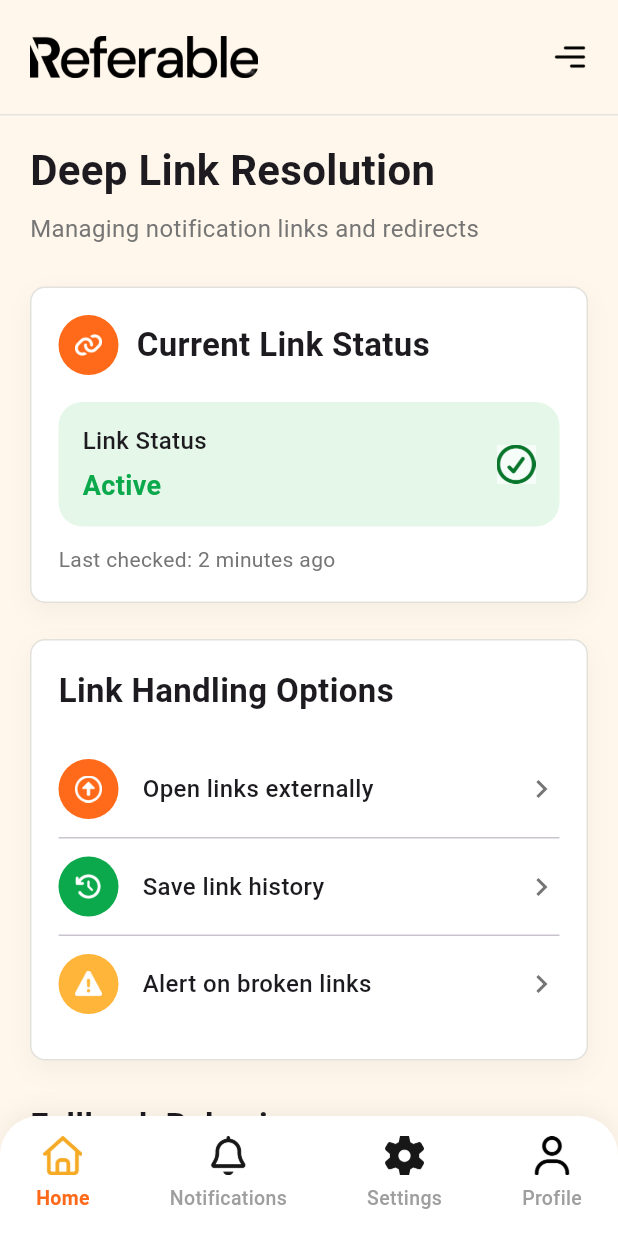
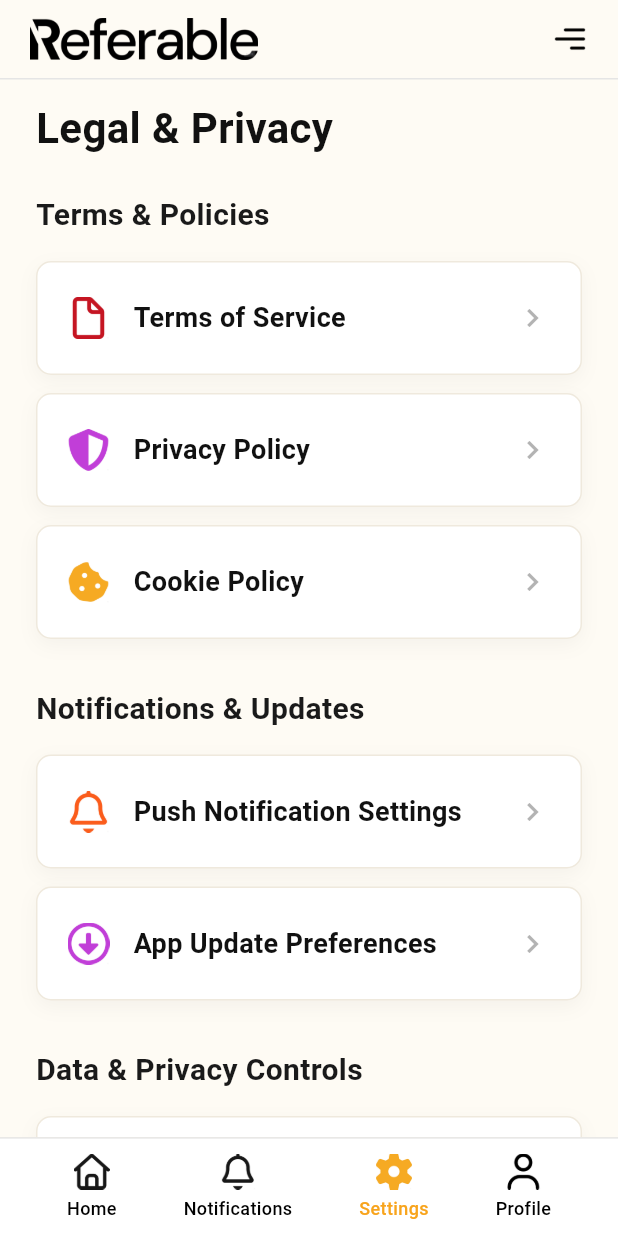
Before and after one commit to najmus-shakib01/dev_shakib_ui_general, a Flutter app: the screen it shows after launch, on a phone screen of 412 x 824 dp. Run offline on Flutter 3.47's test engine with Material 3 defaults, Android fonts, the light colour scheme and no system bars.

Commit message:
feat(leagal_privacy_screen): ui/ux design successfully completed!

```diff
--- /dev/null
+++ b/lib/General/legal_privacy_screen.dart
@@ -0,0 +1,300 @@
+import 'package:flutter/material.dart';
+
+class _AppColors {
+  static const Color background = Color(0xFFFEFBF4);
+  static const Color cardBackground = Colors.white;
+  static const Color primaryText = Color(0xFF111111);
+  static const Color sectionTitle = Color(0xFF1A1A1A);
+  static const Color bottomBarBorder = Color(0xFFE0E0E0);
+  static const Color arrowIcon = Color(0xFFB3B3B3);
+}
+
+class _AppTextStyles {
+  static const TextStyle headerTitle = TextStyle(
+    fontSize: 28,
+    fontWeight: FontWeight.w700,
+    color: _AppColors.primaryText,
+  );
+
+  static const TextStyle sectionHeader = TextStyle(
+    fontSize: 20,
+    fontWeight: FontWeight.w700,
+    color: _AppColors.sectionTitle,
+  );
+
+  static const TextStyle listTitle = TextStyle(
+    fontSize: 18,
+    fontWeight: FontWeight.w600,
+    color: _AppColors.primaryText,
+  );
+
+  static const TextStyle bottomNavLabel = TextStyle(
+    fontSize: 12,
+    fontWeight: FontWeight.w500,
+  );
+}
+
+class LegalPrivacyScreen extends StatelessWidget {
+  const LegalPrivacyScreen({super.key});
+
+  @override
+  Widget build(BuildContext context) {
+    return Scaffold(
+      backgroundColor: _AppColors.background,
+      body: SafeArea(
+        child: Column(
+          children: [
+            const _TopAppBar(),
+            const SizedBox(height: 12),
+            Expanded(
+              child: SingleChildScrollView(
+                padding: const EdgeInsets.symmetric(horizontal: 24),
+                child: Column(
+                  crossAxisAlignment: CrossAxisAlignment.start,
+                  children: [
+                    const _ScreenTitle(),
+                    const SizedBox(height: 24),
+                    const _SectionHeader(title: 'Terms & Policies'),
+                    const SizedBox(height: 16),
+                    _SettingsCard(
+                      leadingAsset:
+                          'assets/legal_privacy_screen/icon/service.png',
+                      title: 'Terms of Service',
+                    ),
+                    const SizedBox(height: 12),
+                    _SettingsCard(
+                      leadingAsset:
+                          'assets/legal_privacy_screen/icon/privacy.png',
+                      title: 'Privacy Policy',
+                    ),
+                    const SizedBox(height: 12),
+                    _SettingsCard(
+                      leadingAsset:
+                          'assets/legal_privacy_screen/icon/cookie.png',
+                      title: 'Cookie Policy',
+                    ),
+                    const SizedBox(height: 32),
+                    const _SectionHeader(title: 'Notifications & Updates'),
+                    const SizedBox(height: 16),
+                    _SettingsCard(
+                      leadingAsset:
+                          'assets/legal_privacy_screen/icon/push_notification.png',
+                      title: 'Push Notification Settings',
+                    ),
+                    const SizedBox(height: 12),
+                    _SettingsCard(
+                      leadingAsset:
+                          'assets/legal_privacy_screen/icon/app_update.png',
+                      title: 'App Update Preferences',
+                    ),
+                    const SizedBox(height: 32),
+                    const _SectionHeader(title: 'Data & Privacy Controls'),
+                    const SizedBox(height: 16),
+                    _SettingsCard(
+                      leadingAsset:
+                          'assets/legal_privacy_screen/icon/data_using.png',
+                      title: 'Data Usage Settings',
+                    ),
+                    const SizedBox(height: 12),
+                    _SettingsCard(
+                      leadingAsset:
+                          'assets/legal_privacy_screen/icon/delete_data.png',
+                      title: 'Delete My Data',
+                      titleColor: const Color(0xFFB3261E),
+                    ),
+                    const SizedBox(height: 32),
+                  ],
+                ),
+              ),
+            ),
+          ],
+        ),
+      ),
+      bottomNavigationBar: const _BottomNavBar(),
+    );
+  }
+}
+
+class _TopAppBar extends StatelessWidget {
+  const _TopAppBar();
+
+  @override
+  Widget build(BuildContext context) {
+    return Container(
+      decoration: const BoxDecoration(
+        color: _AppColors.background,
+        border: Border(bottom: BorderSide(color: Color(0xFFE5E5E5), width: 1)),
+      ),
+      padding: const EdgeInsets.symmetric(horizontal: 20, vertical: 12),
+      child: Row(
+        children: [
+          Image.asset(
+            'assets/legal_privacy_screen/image/referable_logo.png',
+            height: 28,
+            fit: BoxFit.contain,
+          ),
+          const Spacer(),
+          Image.asset(
+            'assets/legal_privacy_screen/icon/menu.png',
+            height: 24,
+            width: 24,
+            fit: BoxFit.contain,
+          ),
+        ],
+      ),
+    );
+  }
+}
+
+class _ScreenTitle extends StatelessWidget {
+  const _ScreenTitle();
+
+  @override
+  Widget build(BuildContext context) {
+    return const Align(
+      alignment: Alignment.centerLeft,
+      child: Text('Legal & Privacy', style: _AppTextStyles.headerTitle),
+    );
+  }
+}
+
+class _SectionHeader extends StatelessWidget {
+  final String title;
+
+  const _SectionHeader({required this.title});
+
+  @override
+  Widget build(BuildContext context) {
+    return Text(title, style: _AppTextStyles.sectionHeader);
+  }
+}
+
+class _SettingsCard extends StatelessWidget {
+  final String leadingAsset;
+  final String title;
+  final Color? titleColor;
+
+  const _SettingsCard({
+    required this.leadingAsset,
+    required this.title,
+    this.titleColor,
+  });
+
+  @override
+  Widget build(BuildContext context) {
+    return Container(
+      height: 76,
+      decoration: BoxDecoration(
+        color: _AppColors.cardBackground,
+        borderRadius: BorderRadius.circular(10),
+        border: Border.all(
+          color: const Color(0xFFEFE9DD),
+          width: 1,
+        ),
+        boxShadow: [
+          BoxShadow(
+            color: Colors.black.withOpacity(0.04),
+            blurRadius: 10,
+            offset: const Offset(0, 4),
+          ),
+        ],
+      ),
+      padding: const EdgeInsets.symmetric(horizontal: 20),
+      child: Row(
+        children: [
+          Image.asset(leadingAsset, height: 28, width: 28, fit: BoxFit.contain),
+          const SizedBox(width: 16),
+          Expanded(
+            child: Text(
+              title,
+              style: _AppTextStyles.listTitle.copyWith(
+                color: titleColor ?? _AppColors.primaryText,
+              ),
+            ),
+          ),
+          Icon(Icons.chevron_right, size: 24, color: _AppColors.arrowIcon),
+        ],
+      ),
+    );
+  }
+}
+
+class _BottomNavBar extends StatelessWidget {
+  const _BottomNavBar();
+
+  @override
+  Widget build(BuildContext context) {
+    return Container(
+      decoration: BoxDecoration(
+        color: _AppColors.cardBackground,
+        border: const Border(
+          top: BorderSide(color: _AppColors.bottomBarBorder, width: 0.8),
+        ),
+      ),
+      padding: const EdgeInsets.only(top: 10, bottom: 10),
+      child: SafeArea(
+        top: false,
+        child: Row(
+          mainAxisAlignment: MainAxisAlignment.spaceEvenly,
+          children: const [
+            _BottomNavItem(
+              label: 'Home',
+              assetPath: 'assets/legal_privacy_screen/icon/home.png',
+              isActive: false,
+            ),
+            _BottomNavItem(
+              label: 'Notifications',
+              assetPath: 'assets/legal_privacy_screen/icon/notification.png',
+              isActive: false,
+            ),
+            _BottomNavItem(
+              label: 'Settings',
+              assetPath: 'assets/legal_privacy_screen/icon/settings.png',
+              isActive: true,
+            ),
+            _BottomNavItem(
+              label: 'Profile',
+              assetPath: 'assets/legal_privacy_screen/icon/profile.png',
+              isActive: false,
+            ),
+          ],
+        ),
+      ),
+    );
+  }
+}
+
+class _BottomNavItem extends StatelessWidget {
+  final String label;
+  final String? assetPath;
+  final bool isActive;
+  final bool useBuiltInHomeIcon;
+
+  const _BottomNavItem({
+    required this.label,
+    this.assetPath,
+    this.isActive = false,
+    // ignore: unused_element_parameter
+    this.useBuiltInHomeIcon = false,
+  });
+
+  @override
+  Widget build(BuildContext context) {
+    const Color activeTextColor = Color(0xFFF8A41C);
+    const Color defaultTextColor = Colors.black;
+
+    final Color textColor = isActive ? activeTextColor : defaultTextColor;
+
+    return Column(
+      mainAxisSize: MainAxisSize.min,
+      children: [
+        Image.asset(assetPath!, height: 24, width: 24, fit: BoxFit.contain),
+        const SizedBox(height: 4),
+        Text(
+          label,
+          style: _AppTextStyles.bottomNavLabel.copyWith(color: textColor),
+        ),
+      ],
+    );
+  }
+}
--- a/lib/main.dart
+++ b/lib/main.dart
@@ -1,6 +1,7 @@
 import 'package:flutter/material.dart';
 // import 'package:general/General/app_permission_screen.dart';
-import 'package:general/General/push_notification_handling.dart';
+// import 'package:general/General/push_notification_handling.dart';
+import 'package:general/General/legal_privacy_screen.dart';
 
 void main() {
   runApp(const ReferableApp());
@@ -15,7 +16,8 @@ class ReferableApp extends StatelessWidget {
       debugShowCheckedModeBanner: false,
       title: 'General Referral App',
       // home: const AppPermissionScreen(),
-      home: const PushNotificationHandling(),
+      // home: const PushNotificationHandling(),
+      home: const LegalPrivacyScreen(),
     );
   }
 }
--- a/pubspec.yaml
+++ b/pubspec.yaml
@@ -29,3 +29,5 @@ flutter:
     - assets/app_permission_screen/image/
     - assets/push_notification_handling/icon/
     - assets/push_notification_handling/image/
+    - assets/legal_privacy_screen/icon/
+    - assets/legal_privacy_screen/image/
```
Also changed, not shown: assets/legal_privacy_screen/icon/app_update.png (added), assets/legal_privacy_screen/icon/cookie.png (added), assets/legal_privacy_screen/icon/data_using.png (added), assets/legal_privacy_screen/icon/delete_data.png (added), assets/legal_privacy_screen/icon/home.png (added), assets/legal_privacy_screen/icon/menu.png (added), assets/legal_privacy_screen/icon/notification.png (added), assets/legal_privacy_screen/icon/privacy.png (added), assets/legal_privacy_screen/icon/profile.png (added), assets/legal_privacy_screen/icon/push_notification.png (added), assets/legal_privacy_screen/icon/service.png (added), assets/legal_privacy_screen/icon/settings.png (added), assets/legal_privacy_screen/image/referable_logo.png (added).
